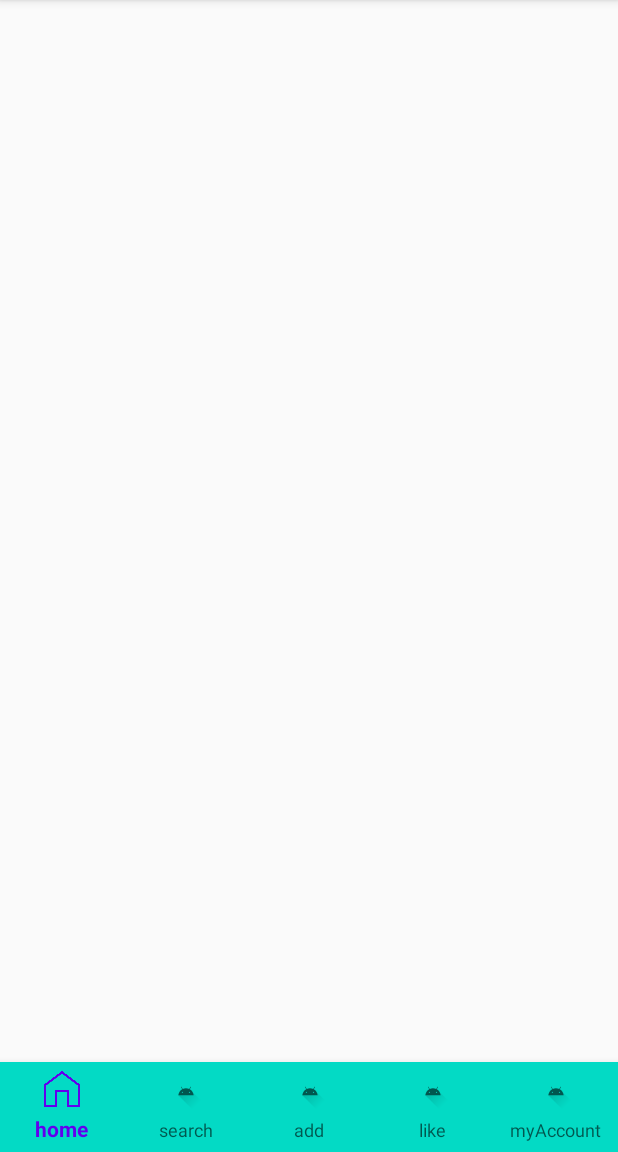
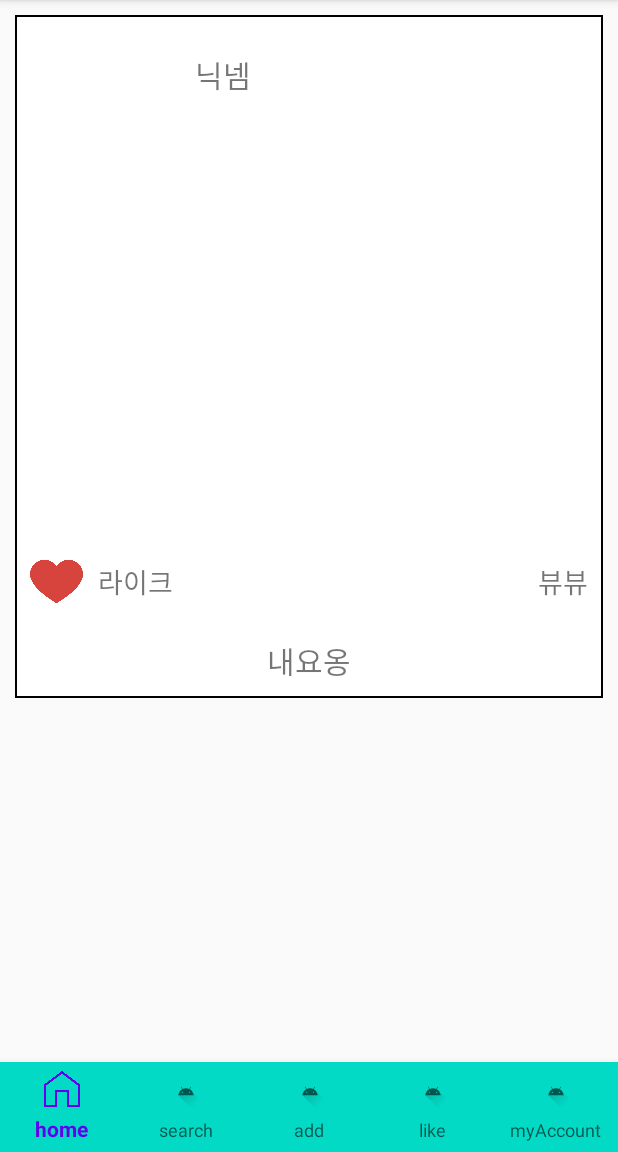
Before and after one commit to HanSeonWoo-zz/Hackathon2, an Android app: the Main screen opened directly, with no data from a screen before it, on a phone screen of 412 x 824 dp, the part 84-1236 px from its top. Run offline under Robolectric (Android 15) with nearby library versions, the phone set to English and light mode, and no system bars.

Commit message:
메인 리사이클러뷰 추가중4

```diff
--- a/app/src/main/java/com/example/hackathon/Main.java
+++ b/app/src/main/java/com/example/hackathon/Main.java
@@ -2,22 +2,43 @@ package com.example.hackathon;
 
 import androidx.annotation.NonNull;
 import androidx.appcompat.app.AppCompatActivity;
+import androidx.recyclerview.widget.LinearLayoutManager;
+import androidx.recyclerview.widget.RecyclerView;
 
 import android.content.Intent;
+import android.graphics.Bitmap;
 import android.os.Bundle;
 import android.util.Log;
 import android.view.MenuItem;
 
 import com.google.android.material.bottomnavigation.BottomNavigationView;
 
+import java.util.ArrayList;
+
 public class Main extends AppCompatActivity {
 
     final String TAG = "MainActivity";
+
+
+    RecyclerViewAdapter mAdapter = null ;
+    ArrayList<RecyclerViewData> mList = new ArrayList<RecyclerViewData>();
+    RecyclerView mRecyclerView = null;
 
     @Override
     protected void onCreate(Bundle savedInstanceState) {
         super.onCreate(savedInstanceState);
         setContentView(R.layout.activity_main);
+
+
+        mRecyclerView = findViewById(R.id.recyclerView) ;
+        mAdapter = new RecyclerViewAdapter(mList) ;
+        mRecyclerView.setAdapter(mAdapter) ;
+
+        mRecyclerView.setLayoutManager(new LinearLayoutManager(this)) ;
+
+
+        addItem(null,"닉넴",null,"라이크","뷰뷰","내요옹");
+        mAdapter.notifyDataSetChanged();
 
 
 
@@ -69,4 +90,22 @@ public class Main extends AppCompatActivity {
             }
         });
     }
+
+
+    public void addItem(Bitmap userProfileImage, String userProfileNickName , Bitmap userThumbnail , String countLike , String countView, String contents) {
+
+        //리절트로 가져온 값 여기에다가 넣어서 표시해주면된다. 이 메소드도 리절트 메소드에다가 넣어야함
+
+        RecyclerViewData item = new RecyclerViewData();
+//        item.setUserImage(userProfileImage);
+        item.setUserNickName(userProfileNickName);
+//        item.setYouTubeThumbnail(userThumbnail);
+        item.setCountLike(countLike);
+        item.setCountView(countView);
+        item.setContents(contents);
+        mList.add(item);
+    }
+
+
+
 }
--- a/app/src/main/java/com/example/hackathon/RecyclerViewAdapter.java
+++ b/app/src/main/java/com/example/hackathon/RecyclerViewAdapter.java
@@ -1,6 +1,109 @@
 package com.example.hackathon;
 
-public class RecyclerViewAdapter {
+import android.app.AlertDialog;
+import android.content.Context;
+import android.content.DialogInterface;
+import android.view.LayoutInflater;
+import android.view.View;
+import android.view.ViewGroup;
+import android.widget.Button;
+import android.widget.ImageView;
+import android.widget.TextView;
+import android.widget.Toast;
+
+import androidx.recyclerview.widget.RecyclerView;
+
+import java.util.ArrayList;
+
+public class RecyclerViewAdapter extends RecyclerView.Adapter<RecyclerViewAdapter.ViewHolder> {
+
+    private ArrayList<RecyclerViewData> mData = null ;
+    Context context;
+
+    // 생성자에서 데이터 리스트 객체를 전달받음.
+    RecyclerViewAdapter(ArrayList<RecyclerViewData> list) {
+        mData = list ;
+    }
+
+    // onCreateViewHolder() - 아이템 뷰를 위한 뷰홀더 객체 생성하여 리턴.
+    @Override
+    public RecyclerViewAdapter.ViewHolder onCreateViewHolder(ViewGroup parent, int viewType) {
+        Context context = parent.getContext() ;
+        LayoutInflater inflater = (LayoutInflater) context.getSystemService(Context.LAYOUT_INFLATER_SERVICE) ;
+
+        View view = inflater.inflate(R.layout.recycler_view_item_main, parent, false) ;
+        RecyclerViewAdapter.ViewHolder vh = new RecyclerViewAdapter.ViewHolder(view) ;
+
+        return vh;
+    }
+
+    // onBindViewHolder() - position에 해당하는 데이터를 뷰홀더의 아이템뷰에 표시.
+    @Override
+    public void onBindViewHolder(RecyclerViewAdapter.ViewHolder holder, final int position) {
+
+        RecyclerViewData item = mData.get(position) ;
+
+        holder.recyclerViewUserProfileImage.setImageBitmap(item.getUserImage());
+        holder.recyclerViewUserProfileNickName.setText(item.getUserNickName());
+        holder.recyclerViewUserThumbnail.setImageBitmap(item.getYouTubeThumbnail());
+        holder.recyclerViewCountLike.setText(item.getCountLike());
+        holder.recyclerViewCountView.setText(item.getCountView());
+        holder.recyclerViewContents.setText(item.getContents());
+
+
+
+        final RecyclerViewAdapter.ViewHolder buttonHolder = (RecyclerViewAdapter.ViewHolder)holder;
+
+        buttonHolder.recyclerViewLikeBtn.setOnClickListener(new View.OnClickListener() {
+            @Override
+            public void onClick(View v) {
+                String countLike = "ㅁㄴㅇㅁㄴㅇ";
+                mData.get(position).setCountLike(countLike);
+                notifyDataSetChanged();
+            }
+        });
+
+
+
+    }
+
+    // getItemCount() - 전체 데이터 갯수 리턴.
+    @Override
+    public int getItemCount() {
+        return mData.size() ;
+    }
+
+    public class ViewHolder extends RecyclerView.ViewHolder {
+
+        ImageView recyclerViewUserProfileImage;
+        TextView recyclerViewUserProfileNickName;
+        ImageView recyclerViewUserThumbnail;
+        ImageView recyclerViewLikeBtn;
+        TextView recyclerViewCountLike;
+        TextView recyclerViewCountView;
+        TextView recyclerViewContents;
+
+
+
+
+        ViewHolder(View itemView) {
+            super(itemView) ;
+
+            // 뷰 객체에 대한 참조. (hold strong reference)
+
+            recyclerViewUserProfileImage = itemView.findViewById(R.id.recyclerViewUserProfileImage);
+            recyclerViewUserProfileNickName = itemView.findViewById(R.id.recyclerViewUserProfileNickName);
+            recyclerViewUserThumbnail = itemView.findViewById(R.id.recyclerViewUserThumbnail);
+            recyclerViewLikeBtn = itemView.findViewById(R.id.recyclerViewLikeBtn);
+            recyclerViewCountLike = itemView.findViewById(R.id.recyclerViewCountLike);
+            recyclerViewCountView = itemView.findViewById(R.id.recyclerViewCountView);
+            recyclerViewContents = itemView.findViewById(R.id.recyclerViewContents);
+
+
+
+
+        }
+    }
 
 
 }
--- a/app/src/main/res/layout/activity_main.xml
+++ b/app/src/main/res/layout/activity_main.xml
@@ -5,6 +5,12 @@
     android:layout_width="match_parent"
     android:layout_height="match_parent"
     tools:context=".Main">
+
+    <androidx.recyclerview.widget.RecyclerView
+        android:layout_width="match_parent"
+        android:layout_height="match_parent"
+        android:id="@+id/recyclerView"
+        ></androidx.recyclerview.widget.RecyclerView>
 
 
     <com.google.android.material.bottomnavigation.BottomNavigationView
--- a/app/src/main/res/layout/recycler_view_item_main.xml
+++ b/app/src/main/res/layout/recycler_view_item_main.xml
@@ -58,6 +58,7 @@
             android:orientation="horizontal">
 
             <ImageView
+                android:clickable="true"
                 android:id="@+id/recyclerViewLikeBtn"
                 android:layout_width="35dp"
                 android:layout_height="35dp"
```
Also changed, not shown: app/src/main/res/drawable-v24/like.png (added).
